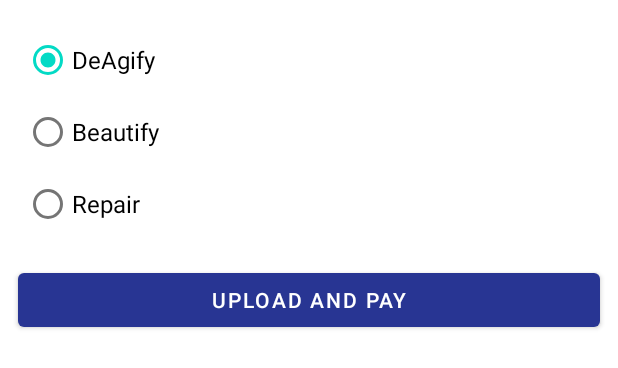
After one commit to dubeyaayush07/blue_pencil, an Android app: the layout fragment_order.xml on its own in the app's theme, with its tools: preview values and no code run, on a phone screen of 412 x 824 dp. The commit adds this screen. Shown: the top 368 px of the screen. Run offline under Robolectric (Android 15) with nearby library versions, the phone set to English and light mode, and no system bars.

Commit message:
Uploaded photo

```diff
--- a/app/build.gradle
+++ b/app/build.gradle
@@ -63,6 +63,7 @@ dependencies {
     implementation "androidx.lifecycle:lifecycle-livedata-ktx:$lifecycle_version"
     implementation platform('com.google.firebase:firebase-bom:26.2.0')
     implementation 'com.google.firebase:firebase-firestore-ktx'
+    implementation 'com.google.firebase:firebase-storage-ktx'
     implementation "androidx.multidex:multidex:$multidex_version"
 
 
--- /dev/null
+++ b/app/src/main/res/layout/fragment_order.xml
@@ -0,0 +1,58 @@
+<?xml version="1.0" encoding="utf-8"?>
+<layout xmlns:android="http://schemas.android.com/apk/res/android"
+    xmlns:tools="http://schemas.android.com/tools">
+
+    <LinearLayout xmlns:app="http://schemas.android.com/apk/res-auto"
+        android:layout_width="match_parent"
+        android:layout_height="match_parent"
+        android:orientation="vertical"
+        tools:context=".OrderFragment">
+
+        <ProgressBar
+            android:id="@+id/uploadBar"
+            style="@style/Widget.AppCompat.ProgressBar.Horizontal"
+            android:indeterminate="false"
+            android:max="100"
+            android:visibility="gone"
+            android:layout_width="match_parent"
+            android:layout_height="wrap_content" />
+
+        <RadioGroup
+            android:id="@+id/radioGroup"
+            android:layout_width="match_parent"
+            android:layout_height="wrap_content"
+            android:checkedButton="@+id/radio_button_1"
+            android:padding="16dp">
+
+            <RadioButton
+                android:id="@+id/radio_button_1"
+                android:layout_width="match_parent"
+                android:layout_height="match_parent"
+                android:text="DeAgify"
+                android:textSize="16sp" />
+
+            <RadioButton
+                android:id="@+id/radio_button_2"
+                android:layout_width="match_parent"
+                android:layout_height="match_parent"
+                android:text="Beautify"
+                android:textSize="16sp" />
+
+            <RadioButton
+                android:id="@+id/radio_button_3"
+                android:layout_width="match_parent"
+                android:layout_height="match_parent"
+                android:text="Repair"
+                android:textSize="16sp" />
+        </RadioGroup>
+
+
+        <com.google.android.material.button.MaterialButton
+            android:id="@+id/upload_btn"
+            style="@style/btn_style"
+            android:layout_width="match_parent"
+            android:layout_height="wrap_content"
+            android:text="Upload and Pay"
+            app:rippleColor="@color/white" />
+    </LinearLayout>
+</layout>
--- a/app/src/main/res/values/styles.xml
+++ b/app/src/main/res/values/styles.xml
@@ -7,4 +7,10 @@
         <item name="android:textSize">18sp</item>
         <item name="android:textStyle">bold</item>
     </style>
+
+    <style name="btn_style">
+        <item name="android:layout_marginHorizontal">12dp</item>
+        <item name="android:layout_marginBottom">16dp</item>
+        <item name="android:textColor">#FFFFFF</item>
+    </style>
 </resources>
```
Also changed, not shown: app/src/main/java/com/example/bluepencil/HomeFragment.kt (+9 -1 lines), app/src/main/java/com/example/bluepencil/Order.kt (added, +11 -0 lines), app/src/main/java/com/example/bluepencil/OrderFragment.kt (added, +105 -0 lines), app/src/main/java/com/example/bluepencil/Placard.kt (+36 -3 lines), app/src/main/java/com/example/bluepencil/PlacardAdapter.kt (+13 -3 lines), app/src/main/res/layout/list_item_placard.xml (+12 -14 lines), app/src/main/res/navigation/navigation.xml (+15 -1 lines).
